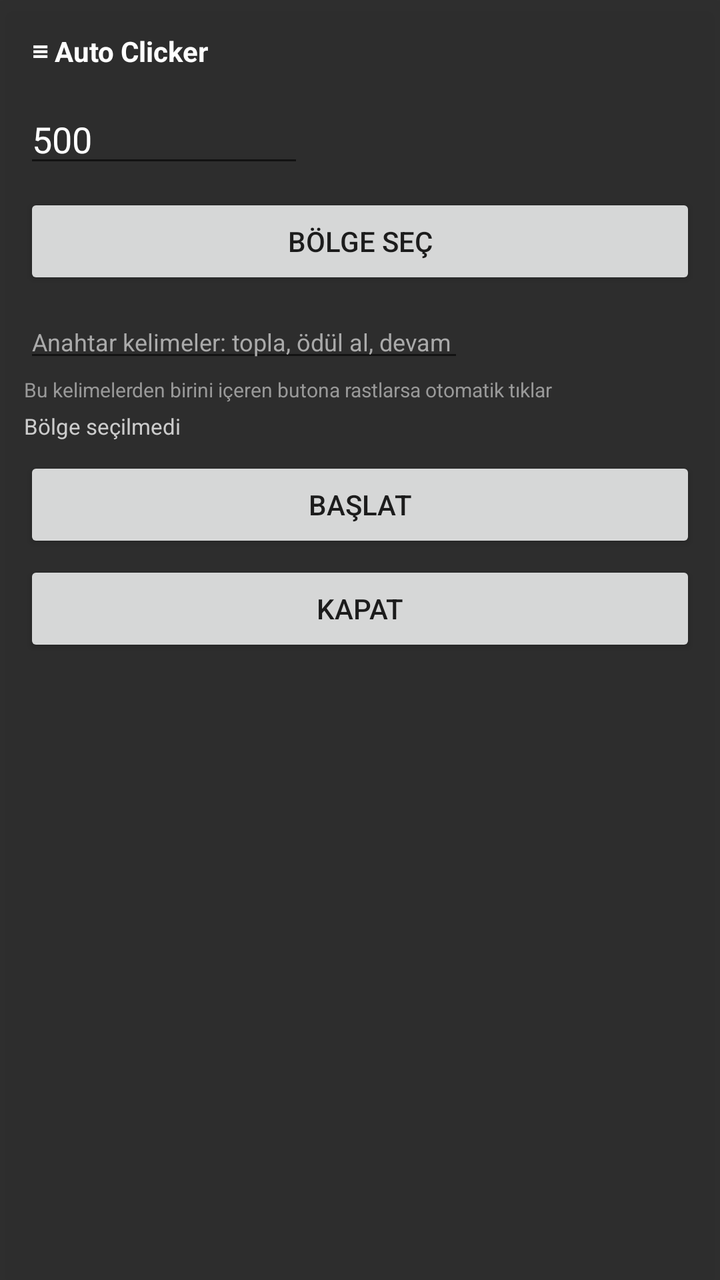
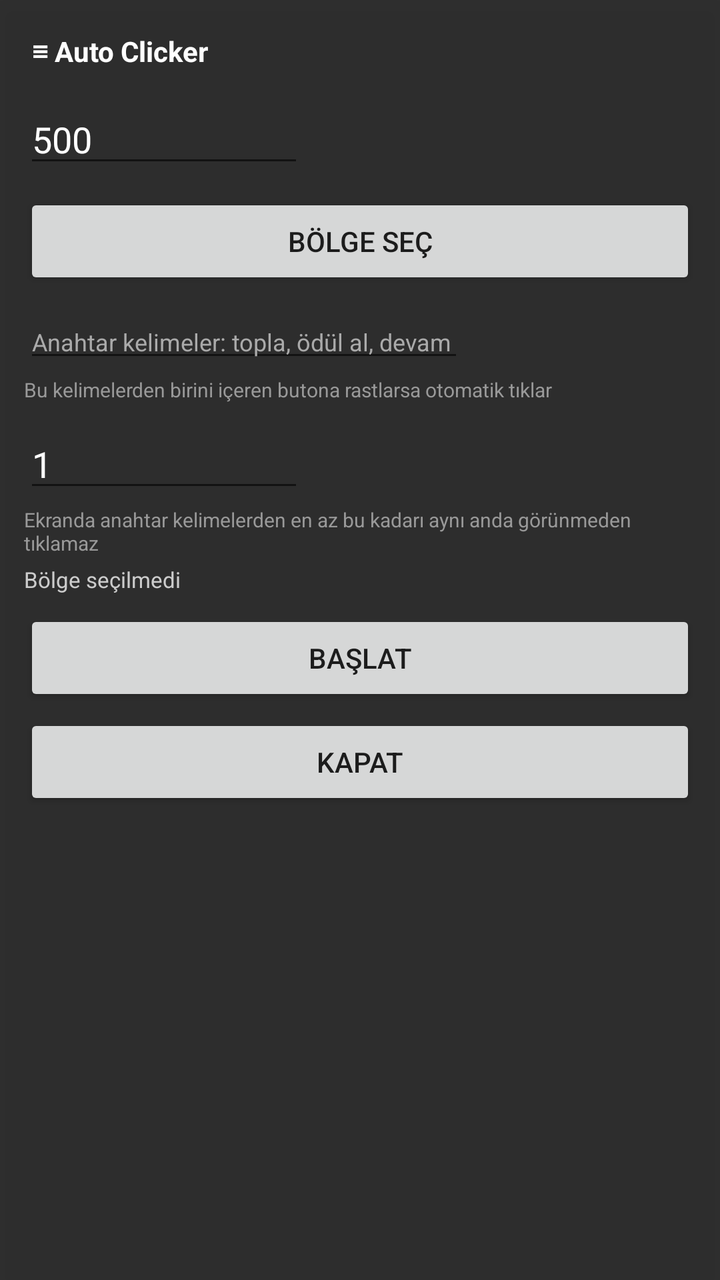

The first picture is an Android layout as it rendered before a commit; the second is the same layout after the commit. The layout source and the unified diff follow.
<!-- AndroidManifest.xml: application theme Theme.AutoClicker -->
<!-- res/layout/overlay_control_panel.xml -->
<?xml version="1.0" encoding="utf-8"?>
<LinearLayout xmlns:android="http://schemas.android.com/apk/res/android"
    android:layout_width="wrap_content"
    android:layout_height="wrap_content"
    android:orientation="vertical"
    android:background="#EE222222"
    android:padding="12dp"
    android:elevation="8dp">

    <TextView
        android:id="@+id/tvDrag"
        android:layout_width="match_parent"
        android:layout_height="wrap_content"
        android:text="≡ Auto Clicker"
        android:textColor="@color/white"
        android:textStyle="bold"
        android:padding="4dp" />

    <EditText
        android:id="@+id/etInterval"
        android:layout_width="140dp"
        android:layout_height="wrap_content"
        android:layout_marginTop="8dp"
        android:hint="Aralık (ms)"
        android:inputType="number"
        android:textColor="@color/white"
        android:textColorHint="#AAAAAA"
        android:text="500" />

    <Button
        android:id="@+id/btnSelectRegion"
        android:layout_width="match_parent"
        android:layout_height="wrap_content"
        android:layout_marginTop="8dp"
        android:text="Bölge Seç" />

    <EditText
        android:id="@+id/etKeywords"
        android:layout_width="220dp"
        android:layout_height="wrap_content"
        android:layout_marginTop="8dp"
        android:hint="Anahtar kelimeler: topla, ödül al, devam"
        android:textColor="@color/white"
        android:textColorHint="#AAAAAA"
        android:textSize="12sp" />

    <TextView
        android:layout_width="match_parent"
        android:layout_height="wrap_content"
        android:text="Bu kelimelerden birini içeren butona rastlarsa otomatik tıklar"
        android:textColor="#999999"
        android:textSize="10sp"
        android:layout_marginTop="2dp" />

    <TextView
        android:id="@+id/tvRegionInfo"
        android:layout_width="match_parent"
        android:layout_height="wrap_content"
        android:textColor="#CCCCCC"
        android:textSize="11sp"
        android:layout_marginTop="4dp"
        android:text="Bölge seçilmedi" />

    <Button
        android:id="@+id/btnToggleStart"
        android:layout_width="match_parent"
        android:layout_height="wrap_content"
        android:layout_marginTop="8dp"
        android:text="Başlat" />

    <Button
        android:id="@+id/btnClosePanel"
        android:layout_width="match_parent"
        android:layout_height="wrap_content"
        android:layout_marginTop="4dp"
        android:text="Kapat" />

</LinearLayout>
<!-- resources referenced by this layout -->
<resources>
  <color name="white">#FFFFFF</color>
  <style name="Theme.AutoClicker" parent="Theme.MaterialComponents.DayNight.NoActionBar">
          <item name="colorPrimary">@color/purple_500</item>
          <item name="colorPrimaryVariant">@color/purple_700</item>
          <item name="colorOnPrimary">@color/white</item>
          <item name="colorSecondary">@color/teal_200</item>
      </style>
  <color name="purple_500">#6200EE</color>
  <color name="purple_700">#3700B3</color>
  <color name="teal_200">#03DAC5</color>
</resources>

<!-- the commit's change to res/layout/overlay_control_panel.xml (unified diff, before → after) -->
@@ -52,6 +52,25 @@
         android:textSize="10sp"
         android:layout_marginTop="2dp" />
 
+    <EditText
+        android:id="@+id/etMinMatches"
+        android:layout_width="140dp"
+        android:layout_height="wrap_content"
+        android:layout_marginTop="8dp"
+        android:hint="En az kaç kelime?"
+        android:inputType="number"
+        android:textColor="@color/white"
+        android:textColorHint="#AAAAAA"
+        android:text="1" />
+
+    <TextView
+        android:layout_width="match_parent"
+        android:layout_height="wrap_content"
+        android:text="Ekranda anahtar kelimelerden en az bu kadarı aynı anda görünmeden tıklamaz"
+        android:textColor="#999999"
+        android:textSize="10sp"
+        android:layout_marginTop="2dp" />
+
     <TextView
         android:id="@+id/tvRegionInfo"
         android:layout_width="match_parent"
